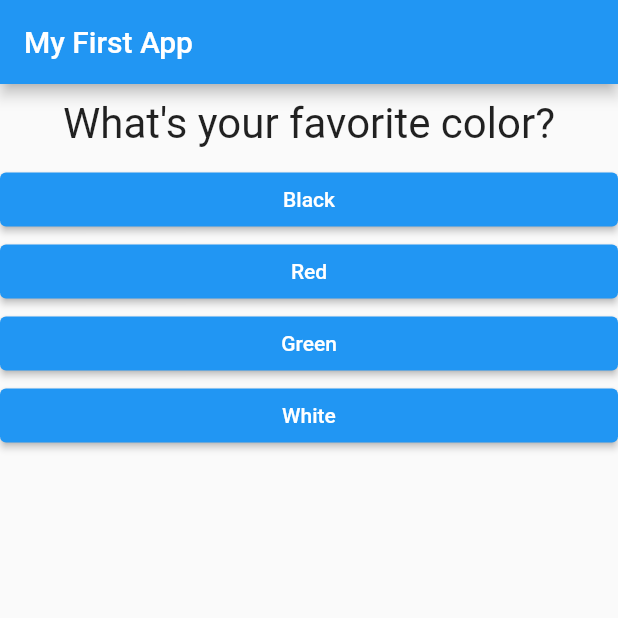
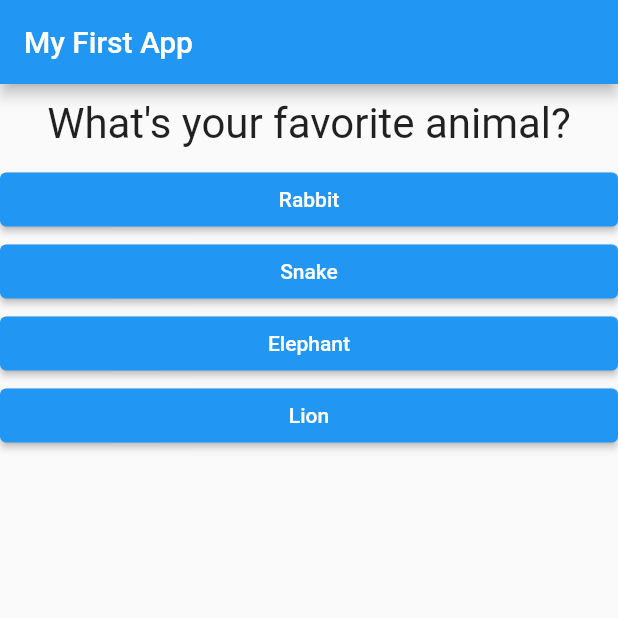
Before and after one commit to NjokiCynthia/FLUTTER_UDEMY, a Flutter app: the screen it shows after launch, after a tap on "Black", on a phone screen of 412 x 824 dp, the top half of it. Run offline on Flutter 3.47's test engine with Material 2 defaults, Android fonts, the light colour scheme and no system bars.

Commit message:
Enable onClick events

```diff
--- a/lib/main.dart
+++ b/lib/main.dart
@@ -11,6 +11,7 @@ void main() => runApp(MyApp());
 class MyApp extends StatefulWidget {
   @override
   State<StatefulWidget> createState() {
+    // ignore: todo
     // TODO: implement createState
     return _MyAppState();
   }
@@ -57,7 +58,7 @@ class _MyAppState extends State<MyApp> {
   }
 
   void _answerQuestion(int score) {
-    final VoidCallback? answerQuestion;
+    //final VoidCallback? answerQuestion;
     // var aBool = true;
     // aBool = false;
 
--- a/lib/quiz.dart
+++ b/lib/quiz.dart
@@ -34,7 +34,7 @@ class Quiz extends StatelessWidget {
         ),
         ...(questions[questionIndex]['answers'] as List<Map<String, Object>>)
             .map((answer) {
-          return Answer(() => answerQuestion!(answer['score'] as String),
+          return Answer(() => answerQuestion!(answer['score'] as int),
               answer['text'] as String);
         }).toList()
       ],
```
